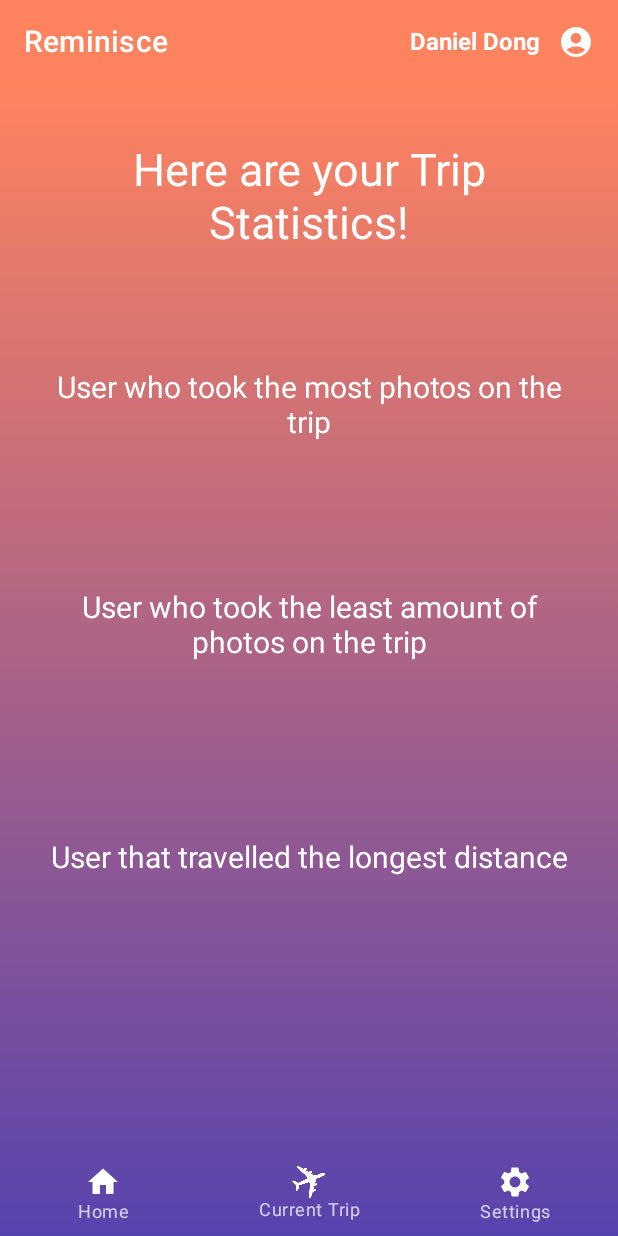
After one commit to ddong19/northstar, an Android app built with Jetpack Compose: the TripStatisticsView screen opened through its navigation route, on a phone screen of 412 x 824 dp. The commit adds this screen. Run offline under Robolectric (Android 15) with nearby library versions, the phone set to English and light mode, and no system bars; our stand-ins replace accompanist; network calls fail.

Commit message:
Creating Trip Statistics Page + UI

```diff
--- a/app/src/main/java/edu/umich/aehill/reminiscetest/MainActivity.kt
+++ b/app/src/main/java/edu/umich/aehill/reminiscetest/MainActivity.kt
@@ -99,6 +99,9 @@ class MainActivity : ComponentActivity() {
                 composable("LoginView"){
                     LoginView(this@MainActivity, navController, loginViewModifier)
                 }
+                composable("TripStatisticsView"){
+                    TripStatisticsView(this@MainActivity, navController, reusableModifier, "3")
+                }
             }
         }
     }
--- /dev/null
+++ b/app/src/main/java/edu/umich/aehill/reminiscetest/TripStatisticsView.kt
@@ -0,0 +1,87 @@
+package edu.umich.aehill.reminiscetest
+
+import android.annotation.SuppressLint
+import android.content.Context
+import androidx.compose.foundation.layout.Arrangement
+import androidx.compose.foundation.layout.Row
+import androidx.compose.foundation.layout.fillMaxWidth
+import androidx.compose.foundation.layout.padding
+import androidx.compose.material.FloatingActionButton
+import androidx.compose.material.Icon
+import androidx.compose.material.Text
+import androidx.compose.material.icons.Icons
+import androidx.compose.material.icons.filled.ArrowForward
+import androidx.compose.runtime.Composable
+import androidx.compose.ui.Modifier
+import androidx.compose.ui.graphics.Color
+import androidx.compose.ui.text.style.TextAlign
+import androidx.compose.ui.unit.dp
+import androidx.compose.ui.unit.sp
+import androidx.navigation.NavHostController
+import edu.umich.aehill.reminiscetest.ui.theme.ScaffoldBack
+
+@Composable
+fun TripStatisticsContent(context: Context, tripID: String?) {
+
+    Row(horizontalArrangement = Arrangement.SpaceBetween, modifier=Modifier.fillMaxWidth(1f)) {
+        Text(
+            text = "Here are your Trip Statistics!",
+            modifier = Modifier.padding(28.dp, 40.dp, 28.dp, 0.dp).fillMaxWidth(1f),
+            fontSize = 30.sp,
+            textAlign = TextAlign.Center,
+            color = Color.White
+        )
+    }
+    Row(horizontalArrangement = Arrangement.Center, modifier=Modifier.fillMaxWidth(1f)) {
+        Text(
+            text = "User who took the most photos on the trip",
+            modifier = Modifier.padding(28.dp, 80.dp, 28.dp, 0.dp).fillMaxWidth(1f),
+            fontSize = 20.sp,
+            textAlign = TextAlign.Center,
+            color = Color.White
+        )
+    }
+    Row(horizontalArrangement = Arrangement.Center, modifier=Modifier.fillMaxWidth(1f)) {
+        Text(
+            text = "User who took the least amount of photos on the trip",
+            modifier = Modifier.padding(28.dp, 100.dp, 28.dp, 0.dp).fillMaxWidth(1f),
+            fontSize = 20.sp,
+            textAlign = TextAlign.Center,
+            color = Color.White
+        )
+    }
+    Row(horizontalArrangement = Arrangement.Center, modifier=Modifier.fillMaxWidth(1f)) {
+        Text(
+            text = "User that travelled the longest distance",
+            modifier = Modifier.padding(28.dp, 120.dp, 28.dp, 0.dp).fillMaxWidth(1f),
+            fontSize = 20.sp,
+            textAlign = TextAlign.Center,
+            color = Color.White
+        )
+    }
+}
+
+
+
+
+
+
+@SuppressLint("UnusedMaterialScaffoldPaddingParameter")
+@Composable
+fun TripStatisticsView(context: Context, navController: NavHostController, customModifier: Modifier, tripID: String?) {
+    ScaffoldBack(context = context, navController = navController, customModifier = customModifier, content = {
+        TripStatisticsContent(context, "3")
+        FloatingActionButton(
+            backgroundColor = Color(0xFFFFC107),
+            contentColor = Color(0xFF00FF00),
+            modifier = Modifier.padding(310.dp, 520.dp, 8.dp, 8.dp),
+
+
+            onClick = {
+                navController.navigate("CompletedTripView/$tripID")
+            }
+        ) {
+            Icon(Icons.Default.ArrowForward, "fwd")
+        }
+    })
+}
--- a/build.gradle
+++ b/build.gradle
@@ -4,8 +4,8 @@ buildscript {
     }
 }// Top-level build file where you can add configuration options common to all sub-projects/modules.
 plugins {
-    id 'com.android.application' version '7.4.0' apply false
-    id 'com.android.library' version '7.4.0' apply false
+    id 'com.android.application' version '7.3.1' apply false
+    id 'com.android.library' version '7.3.1' apply false
     id 'org.jetbrains.kotlin.android' version '1.7.0' apply false
     id 'com.google.android.libraries.mapsplatform.secrets-gradle-plugin' version '2.0.1' apply false
 }
```
Also changed, not shown: 1 other file.
